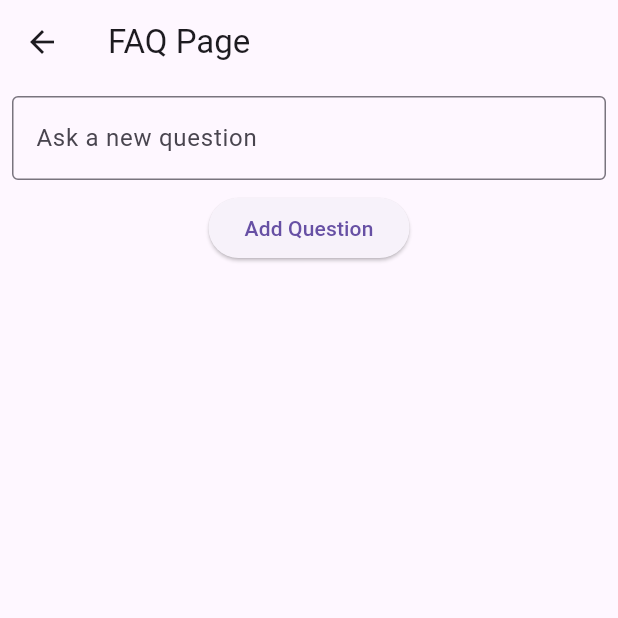
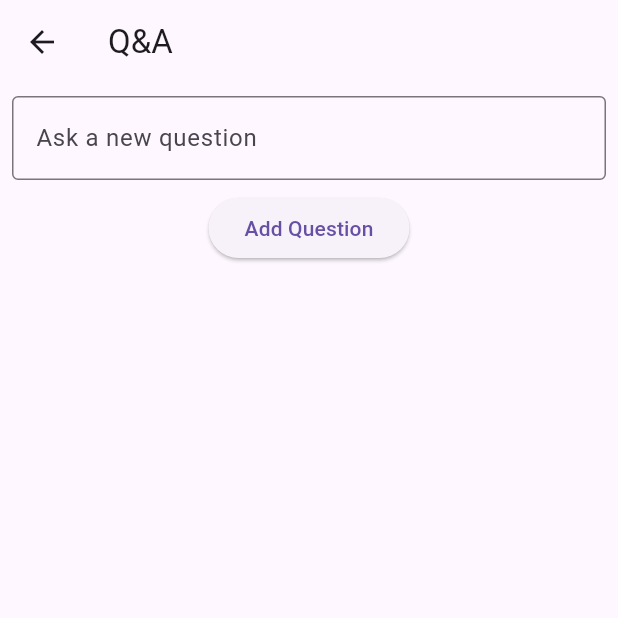
Before and after one commit to OCRServiceCMC/mobile_ocr, a Flutter app: the FAQPage screen opened directly, on a phone screen of 412 x 824 dp, the top half of it. Run offline on Flutter 3.47's test engine with Material 3 defaults, Android fonts, the phone set to English and light mode, and no system bars; our stand-ins replace file_picker, permission_handler, shared_preferences; accounts and stored records are empty; network calls fail.

Commit message:
save code

```diff
--- a/lib/FAQ/admin_faq_page.dart
+++ b/lib/FAQ/admin_faq_page.dart
@@ -127,7 +127,7 @@ class _AdminFAQPageState extends State<AdminFAQPage> {
   Widget build(BuildContext context) {
     return Scaffold(
       appBar: AppBar(
-        title: const Text('Admin FAQ Page'),
+        title: const Text('Admin Q&A'),
       ),
       body: ListView.builder(
         itemCount: questions.length,
--- a/lib/FAQ/user_faq_page.dart
+++ b/lib/FAQ/user_faq_page.dart
@@ -201,7 +201,7 @@ class _FAQPageState extends State<FAQPage> {
   Widget build(BuildContext context) {
     return Scaffold(
       appBar: AppBar(
-        title: const Text('FAQ Page'),
+        title: const Text('Q&A'),
       ),
       body: Column(
         children: [
--- a/lib/layout/admin_drawer.dart
+++ b/lib/layout/admin_drawer.dart
@@ -49,7 +49,7 @@ class AdminDrawer extends StatelessWidget {
           ),
           ListTile(
             leading: const Icon(Icons.question_answer),
-            title: const Text('FAQ'),
+            title: const Text('Q&A'),
             onTap: () {
               Navigator.push(
                 context,
--- a/lib/layout/custom_drawer.dart
+++ b/lib/layout/custom_drawer.dart
@@ -69,7 +69,7 @@ class CustomDrawer extends StatelessWidget {
           ),
           ListTile(
             leading: const Icon(Icons.question_answer),
-            title: const Text('FAQ'),
+            title: const Text('Q&A'),
             onTap: () {
               Navigator.push(
                 context,
--- a/pubspec.yaml
+++ b/pubspec.yaml
@@ -37,10 +37,8 @@ dependencies:
   logging: ^1.0.2
   http: ^1.2.2
   pdf: ^3.8.0
-  # shared_preferences: ^2.0.13
   shared_preferences: ^2.0.15
-
-  # The following adds the Cupertino Icons font to your application.
+  fl_chart: ^0.36.3  # The following adds the Cupertino Icons font to your application.
   # Use with the CupertinoIcons class for iOS style icons.
   cupertino_icons: ^1.0.8
   flutter_plugin_android_lifecycle: 2.0.22
```
Also changed, not shown: pubspec.lock.
